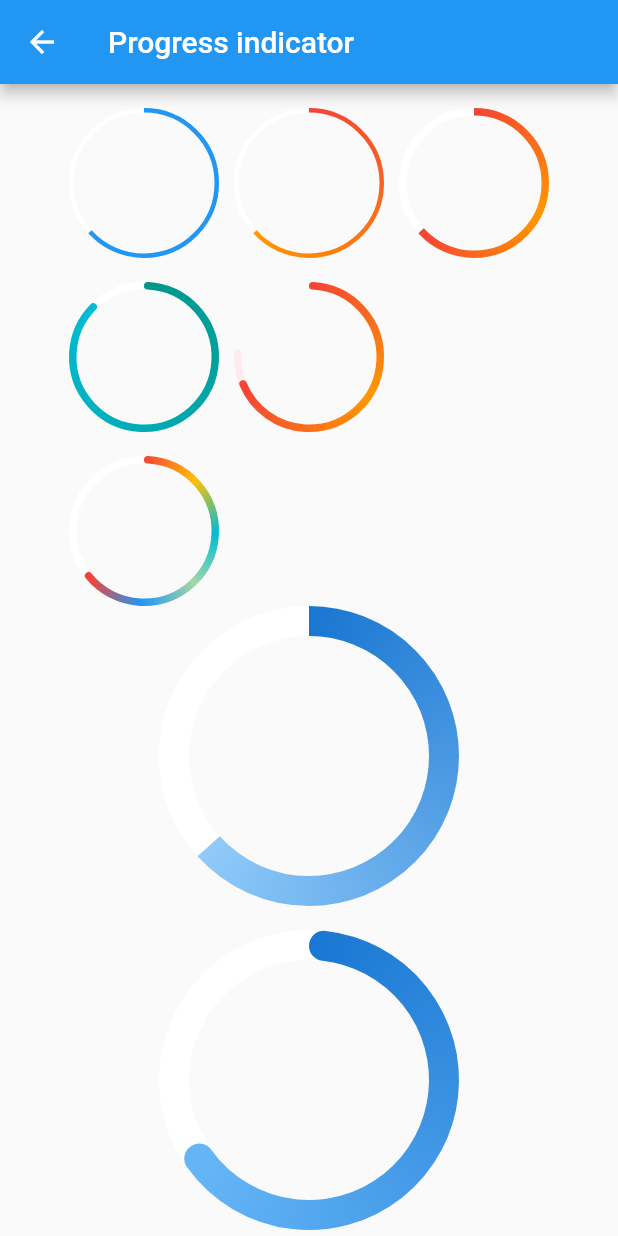
After one commit to ZGaoFei/study_flutter, a Flutter app: the ProgressIndicatorTest screen opened by its route, on a phone screen of 412 x 824 dp. The commit adds this screen. Run offline on Flutter 3.47's test engine with Material 2 defaults, Android fonts, the phone set to English and light mode, and no system bars; our stand-ins replace webview_flutter.

Commit message:
添加自定义progressIndcator的widget

```diff
--- /dev/null
+++ b/lib/customer_widget/custom_paint/progress_indicator.dart
@@ -0,0 +1,129 @@
+import 'dart:math';
+
+import 'package:flutter/material.dart';
+
+class GradientCircularProgressIndicator extends StatelessWidget {
+  const GradientCircularProgressIndicator(
+      {Key? key,
+      this.stokeWidth = 5,
+      this.radius = 10,
+      this.strokeCapRound = false,
+      this.value = 1.0,
+      this.bgColor = Colors.white,
+      this.totalAngle = 2 * pi,
+      this.colors,
+      this.stops})
+      : super(key: key);
+
+  ///粗细
+  final double stokeWidth;
+
+  ///圆的半径
+  final double radius;
+
+  ///两端是否为圆角
+  final bool strokeCapRound;
+
+  ///当前进度，取值范围[0.0 - 1.0]
+  final double value;
+
+  ///进度条背景色
+  final Color bgColor;
+
+  ///进度条的总弧度，2*PI为整圆，小于2*PI不是整圆
+  final double totalAngle;
+
+  ///渐变色的数组
+  final List<Color>? colors;
+
+  ///渐变色的终止点，对应colors
+  final List<double>? stops;
+
+  @override
+  Widget build(BuildContext context) {
+    double _offset = .0;
+    if (strokeCapRound) {
+      // _offset = asin(stokeWidth / (radius * 2 - stokeWidth));
+    }
+    var _colors = colors;
+    if (_colors == null) {
+      var color = Theme.of(context).colorScheme.secondary;
+      _colors = [color, color];
+    }
+
+    return Transform.rotate(
+        angle: -pi / 2.0 - _offset,
+        child: CustomPaint(
+          size: Size.fromRadius(radius),
+          painter: _GradientCircularProgressPainter(
+              strokeWidth: stokeWidth,
+              strokeCapRound: strokeCapRound,
+              backgroundColor: bgColor,
+              radius: radius,
+              total: totalAngle,
+              colors: _colors,
+              stops: stops,
+              value: value),
+        ));
+  }
+}
+
+class _GradientCircularProgressPainter extends CustomPainter {
+  _GradientCircularProgressPainter(
+      {this.strokeWidth = 10.0,
+      this.strokeCapRound = false,
+      this.backgroundColor = const Color(0xFFEEEEEE),
+      this.radius = 10,
+      this.total = 2 * pi,
+      required this.colors,
+      this.stops,
+      this.value = 1.0});
+
+  final double strokeWidth;
+  final bool strokeCapRound;
+  final double value;
+  final Color backgroundColor;
+  final List<Color> colors;
+  final double total;
+  final double radius;
+  final List<double>? stops;
+
+  @override
+  void paint(Canvas canvas, Size size) {
+    size = Size.fromRadius(radius);
+    double _offset = strokeWidth / 2;
+    double _value = value;
+    _value = _value.clamp(0.0, 1.0) * total;
+    double _start = 0;
+    if (strokeCapRound) {
+      _start = asin(strokeWidth / (size.width - strokeWidth));
+    }
+
+    Rect rect = Offset(_offset, _offset) &
+        Size(size.width - strokeWidth, size.height - strokeWidth);
+
+    var paint = Paint()
+      ..strokeCap = strokeCapRound ? StrokeCap.round : StrokeCap.butt
+      ..style = PaintingStyle.stroke
+      ..isAntiAlias = true
+      ..strokeWidth = strokeWidth;
+
+    ///画背景
+    paint.color = backgroundColor;
+    canvas.drawArc(rect, _start, total, false, paint);
+
+    ///画前景
+    if (_value > 0) {
+      paint.shader = SweepGradient(
+              colors: colors, startAngle: 0.0, endAngle: _value, stops: stops)
+          .createShader(rect);
+    }
+
+    canvas.drawArc(rect, _start, _value, false, paint);
+  }
+
+  @override
+  bool shouldRepaint(covariant CustomPainter oldDelegate) {
+    return true;
+  }
+}
--- a/lib/customer_widget/customer_test.dart
+++ b/lib/customer_widget/customer_test.dart
@@ -1,9 +1,8 @@
 import 'package:flutter/material.dart';
 import 'package:study_flutter/customer_widget/custom_paint/customer_painter_route.dart';
-import 'package:study_flutter/customer_widget/gobang/gobang.dart';
 
 class CustomerTest extends StatefulWidget {
-  const CustomerTest({ Key? key }) : super(key: key);
+  const CustomerTest({Key? key}) : super(key: key);
 
   @override
   State<CustomerTest> createState() => _CustomerTestState();
@@ -13,14 +12,17 @@ class _CustomerTestState extends State<CustomerTest> {
   @override
   Widget build(BuildContext context) {
     return Scaffold(
-      appBar: AppBar(title: Text('customer painter'),),
+      appBar: AppBar(
+        title: const Text('customer painter'),
+      ),
       body: Column(
-        children: [
+        children: const [
           CustomerPainterRoute(),
+          SizedBox(
+            height: 20,
+          ),
+          SizedBox(),
 
-          SizedBox(height: 20,),
-
-          Gobang(lines: 28),
         ],
       ),
     );
--- /dev/null
+++ b/lib/customer_widget/progress_indicator_test.dart
@@ -0,0 +1,229 @@
+import 'dart:math';
+import 'package:flutter/material.dart';
+
+import 'custom_paint/progress_indicator.dart';
+
+class ProgressIndicatorTest extends StatefulWidget {
+  const ProgressIndicatorTest({Key? key}) : super(key: key);
+
+  @override
+  ProgressIndicatorTestState createState() {
+    return ProgressIndicatorTestState();
+  }
+}
+
+class ProgressIndicatorTestState extends State<ProgressIndicatorTest>
+    with TickerProviderStateMixin {
+  late AnimationController _animationController;
+
+  @override
+  void initState() {
+    super.initState();
+    _animationController = AnimationController(
+      vsync: this,
+      duration: const Duration(seconds: 3),
+    );
+    bool isForward = true;
+    _animationController.addStatusListener((status) {
+      if (status == AnimationStatus.forward) {
+        isForward = true;
+      } else if (status == AnimationStatus.completed ||
+          status == AnimationStatus.dismissed) {
+        if (isForward) {
+          _animationController.reverse();
+        } else {
+          _animationController.forward();
+        }
+      } else if (status == AnimationStatus.reverse) {
+        isForward = false;
+      }
+    });
+    _animationController.forward();
+  }
+
+  @override
+  void dispose() {
+    _animationController.dispose();
+    super.dispose();
+  }
+
+  @override
+  Widget build(BuildContext context) {
+    return Scaffold(
+      appBar: AppBar(title: Text('Progress indicator'),),
+      body: SingleChildScrollView(
+        child: Center(
+          child: Column(
+            crossAxisAlignment: CrossAxisAlignment.center,
+            children: <Widget>[
+              AnimatedBuilder(
+                animation: _animationController,
+                builder: (BuildContext context, child) {
+                  return Padding(
+                    padding: const EdgeInsets.symmetric(vertical: 16.0),
+                    child: Column(
+                      children: <Widget>[
+                        Wrap(
+                          spacing: 10.0,
+                          runSpacing: 16.0,
+                          children: <Widget>[
+                            GradientCircularProgressIndicator(
+                              // No gradient
+                              colors: const [Colors.blue, Colors.blue],
+                              radius: 50.0,
+                              stokeWidth: 3.0,
+                              value: _animationController.value,
+                            ),
+                            GradientCircularProgressIndicator(
+                              colors: const [Colors.red, Colors.orange],
+                              radius: 50.0,
+                              stokeWidth: 3.0,
+                              value: _animationController.value,
+                            ),
+                            GradientCircularProgressIndicator(
+                              colors: const [
+                                Colors.red,
+                                Colors.orange,
+                                Colors.red
+                              ],
+                              radius: 50.0,
+                              stokeWidth: 5.0,
+                              value: _animationController.value,
+                            ),
+                            GradientCircularProgressIndicator(
+                              colors: const [Colors.teal, Colors.cyan],
+                              radius: 50.0,
+                              stokeWidth: 5.0,
+                              strokeCapRound: true,
+                              value: CurvedAnimation(
+                                parent: _animationController,
+                                curve: Curves.decelerate,
+                              ).value,
+                            ),
+                            GradientCircularProgressIndicator(
+                              colors: const [
+                                Colors.red,
+                                Colors.orange,
+                                Colors.red
+                              ],
+                              radius: 50.0,
+                              stokeWidth: 5.0,
+                              strokeCapRound: true,
+                              bgColor: Colors.red.shade50,
+                              totalAngle: 1.5 * pi,
+                              value: CurvedAnimation(
+                                parent: _animationController,
+                                curve: Curves.ease,
+                              ).value,
+                            ),
+                            RotatedBox(
+                              quarterTurns: 1,
+                              child: GradientCircularProgressIndicator(
+                                colors: [
+                                  Colors.blue.shade700,
+                                  Colors.blue.shade200
+                                ],
+                                radius: 50.0,
+                                stokeWidth: 3.0,
+                                strokeCapRound: true,
+                                bgColor: Colors.transparent,
+                                value: _animationController.value,
+                              ),
+                            ),
+                            GradientCircularProgressIndicator(
+                              colors: [
+                                Colors.red,
+                                Colors.amber,
+                                Colors.cyan,
+                                Colors.green.shade200,
+                                Colors.blue,
+                                Colors.red
+                              ],
+                              radius: 50.0,
+                              stokeWidth: 5.0,
+                              strokeCapRound: true,
+                              value: _animationController.value,
+                            ),
+                          ],
+                        ),
+                        GradientCircularProgressIndicator(
+                          colors: [Colors.blue.shade700, Colors.blue.shade200],
+                          radius: 100.0,
+                          stokeWidth: 20.0,
+                          value: _animationController.value,
+                        ),
+
+                        Padding(
+                          padding: const EdgeInsets.symmetric(vertical: 16.0),
+                          child: GradientCircularProgressIndicator(
+                            colors: [Colors.blue.shade700, Colors.blue.shade300],
+                            radius: 100.0,
+                            stokeWidth: 20.0,
+                            value: _animationController.value,
+                            strokeCapRound: true,
+                          ),
+                        ),
+                        //剪裁半圆
+                        ClipRect(
+                          child: Align(
+                            alignment: Alignment.topCenter,
+                            heightFactor: .5,
+                            child: Padding(
+                              padding: const EdgeInsets.only(bottom: 8.0),
+                              child: SizedBox(
+                                //width: 100.0,
+                                child: GradientCircularProgressIndicator(
+                                  colors: [Colors.teal, Colors.cyan.shade500],
+                                  radius: 100.0,
+                                  stokeWidth: 8.0,
+                                  value: _animationController.value,
+                                  totalAngle: pi,
+                                  strokeCapRound: true,
+                                ),
+                              ),
+                            ),
+                          ),
+                        ),
+                        SizedBox(
+                          height: 204.0,
+                          width: 200.0,
+                          child: Stack(
+                            alignment: Alignment.center,
+                            children: <Widget>[
+                              Positioned(
+                                height: 200.0,
+                                top: .0,
+                                child: GradientCircularProgressIndicator(
+                                  colors: [Colors.teal, Colors.cyan.shade500],
+                                  radius: 100.0,
+                                  stokeWidth: 8.0,
+                                  value: _animationController.value,
+                                  totalAngle: pi,
+                                  strokeCapRound: true,
+                                ),
+                              ),
+                              Padding(
+                                padding: const EdgeInsets.only(top: 10.0),
+                                child: Text(
+                                  "${(_animationController.value * 100).toInt()}%",
+                                  style: const TextStyle(
+                                    fontSize: 25.0,
+                                    color: Colors.blueGrey,
+                                  ),
+                                ),
+                              )
+                            ],
+                          ),
+                        ),
+                      ],
+                    ),
+                  );
+                },
+              ),
+            ],
+          ),
+        ),
+      ),
+    );
+  }
+}
--- a/lib/routes.dart
+++ b/lib/routes.dart
@@ -3,6 +3,7 @@ import 'package:study_flutter/animation/animation_widgets.dart';
 import 'package:study_flutter/animation/radial_expansion_demo.dart';
 import 'package:study_flutter/customer_widget/customer_test.dart';
 import 'package:study_flutter/customer_widget/gobang_test.dart';
+import 'package:study_flutter/customer_widget/progress_indicator_test.dart';
 import 'package:study_flutter/item_main.dart';
 import 'package:study_flutter/list_view_listener/list_view_customer.dart';
 import 'package:study_flutter/list_view_listener/list_view_notification.dart';
@@ -111,11 +112,12 @@ List<Route> getProviders() {
   ];
 }
 
-///二级页listView标题
+///二级页Customer widget
 List<Route> getCustomer() {
   return [
     Route("customer_widget", "Customer widget", const CustomerTest()),
     Route("gobang", "Gobang", const GobangTest()),
+    Route("progress_indicator", "Progress Indicator", const ProgressIndicatorTest()),
   ];
 }
 
```
Also changed, not shown: 1 other file.
